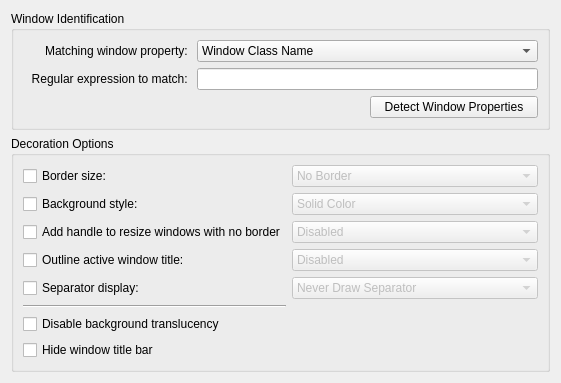
First picture: the form in decoration/config/ui/oxygenexceptiondialog.ui, repository KDE/oxygen-transparent, before the edit.
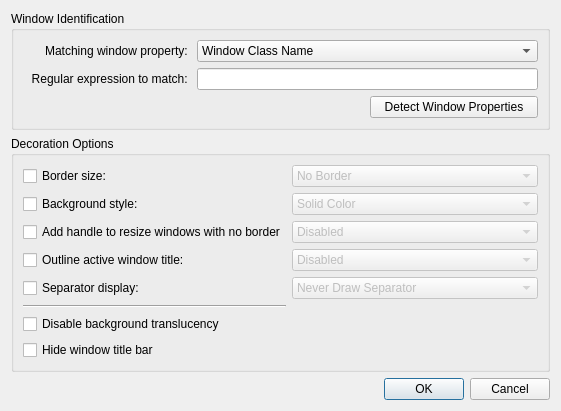
Second picture: the form after the edit. Custom widgets are drawn as their Qt base class.

Patch:
```diff
--- a/decoration/config/ui/oxygenexceptiondialog.ui
+++ b/decoration/config/ui/oxygenexceptiondialog.ui
@@ -1,13 +1,13 @@
 <?xml version="1.0" encoding="UTF-8"?>
 <ui version="4.0">
- <class>OxygenExceptionWidget</class>
- <widget class="QWidget" name="OxygenExceptionWidget">
+ <class>OxygenExceptionDialog</class>
+ <widget class="QDialog" name="OxygenExceptionDialog">
   <property name="geometry">
    <rect>
     <x>0</x>
     <y>0</y>
-    <width>512</width>
-    <height>352</height>
+    <width>514</width>
+    <height>347</height>
    </rect>
   </property>
   <layout class="QVBoxLayout" name="verticalLayout">
@@ -272,6 +272,16 @@
      </layout>
     </widget>
    </item>
+   <item>
+    <widget class="QDialogButtonBox" name="buttonBox">
+     <property name="orientation">
+      <enum>Qt::Horizontal</enum>
+     </property>
+     <property name="standardButtons">
+      <set>QDialogButtonBox::Cancel|QDialogButtonBox::Ok</set>
+     </property>
+    </widget>
+   </item>
   </layout>
  </widget>
  <customwidgets>
```
Left out of the diff: 91 changed lines with no effect on the pictures.
